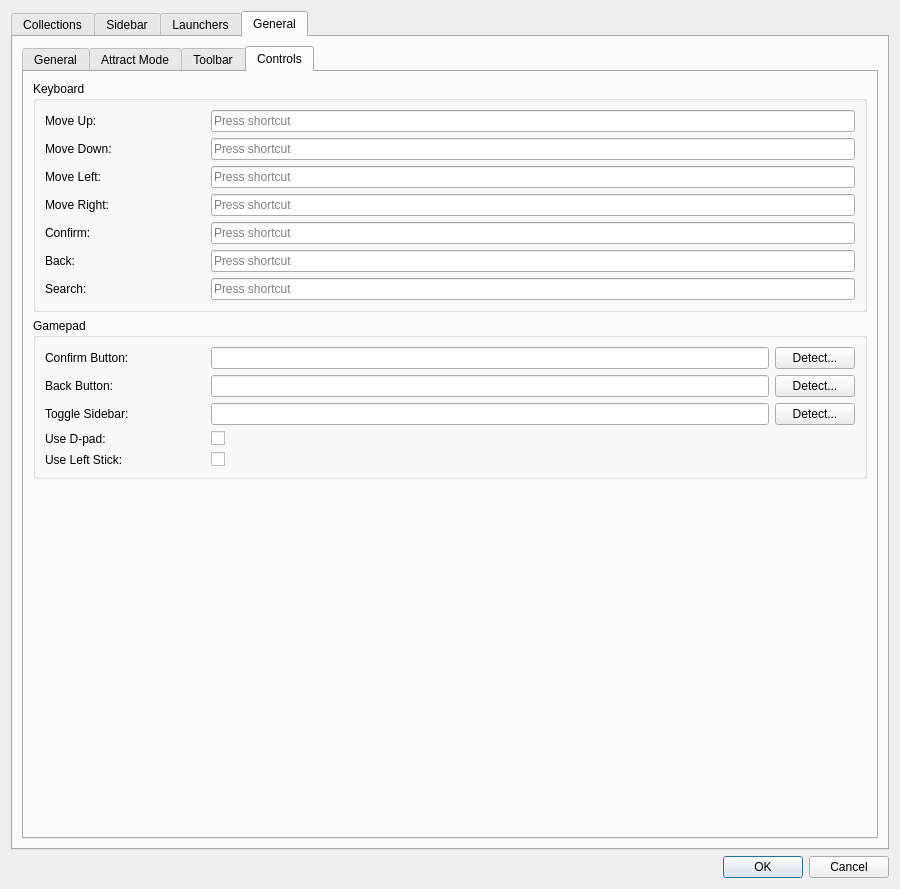
Before: the Qt Designer form src/ui/dialogs/settingsdialog.ui in EtherAura/Kartend, drawn with Qt 5.
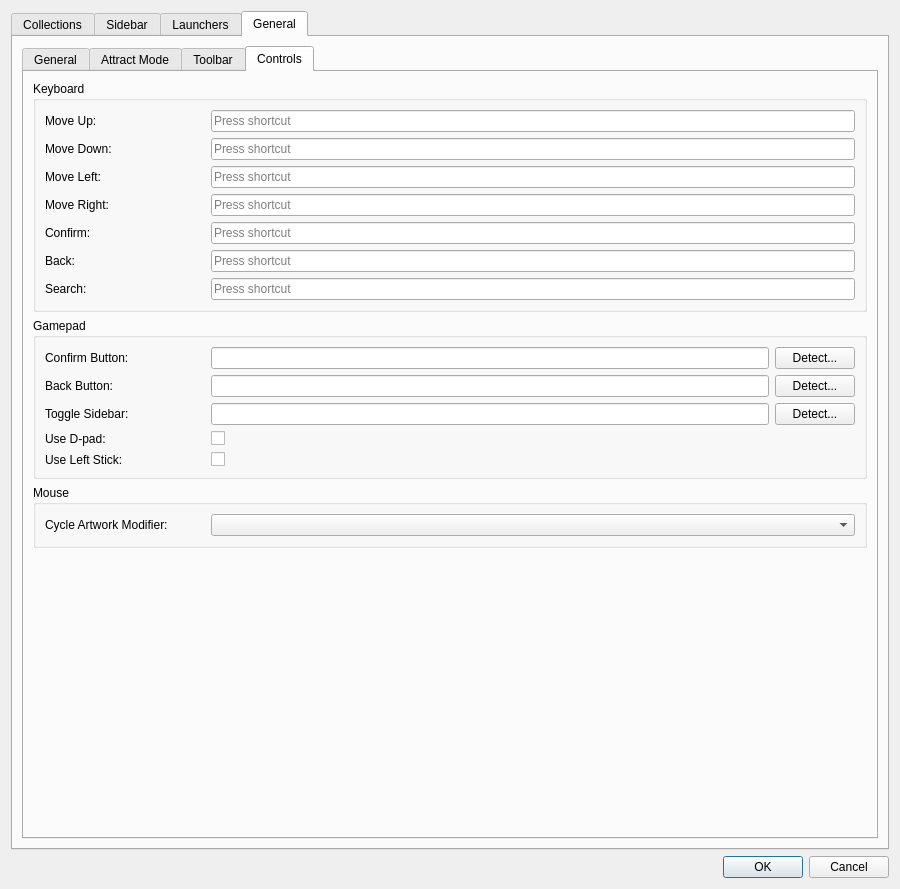
After: the same form once the commit is applied. The open tabs and pages were chosen to show the change. Icons and pictures are not drawn. Custom widgets are drawn as their Qt base class.

Commit message: feat(artwork): cycle item artwork type with modifier+middle-click [Kartend-1v6]

What changed in the file:
```diff
--- a/src/ui/dialogs/settingsdialog.ui
+++ b/src/ui/dialogs/settingsdialog.ui
@@ -2476,6 +2476,29 @@
              </layout>
             </widget>
            </item>
+           <item>
+            <widget class="QGroupBox" name="mouseControlsGroupBox">
+             <property name="title">
+              <string>Mouse</string>
+             </property>
+             <layout class="QFormLayout" name="mouseControlsFormLayout">
+              <item row="0" column="0">
+               <widget class="QLabel" name="artworkCycleModifierLabel">
+                 <property name="minimumSize"><size><width>160</width><height>0</height></size></property>
+                <property name="text">
+                 <string>Cycle Artwork Modifier:</string>
+                </property>
+                <property name="toolTip">
+                 <string>Modifier combined with middle-click on a grid/list item to cycle through its available artwork types. Plain middle-click stays bound to the media preview overlay.</string>
+                </property>
+               </widget>
+              </item>
+              <item row="0" column="1">
+               <widget class="QComboBox" name="artworkCycleModifierComboBox"/>
+              </item>
+             </layout>
+            </widget>
+           </item>
            <item>
             <spacer name="controlsVerticalSpacer">
              <property name="orientation">
```
The commit also changes 18 other files.
